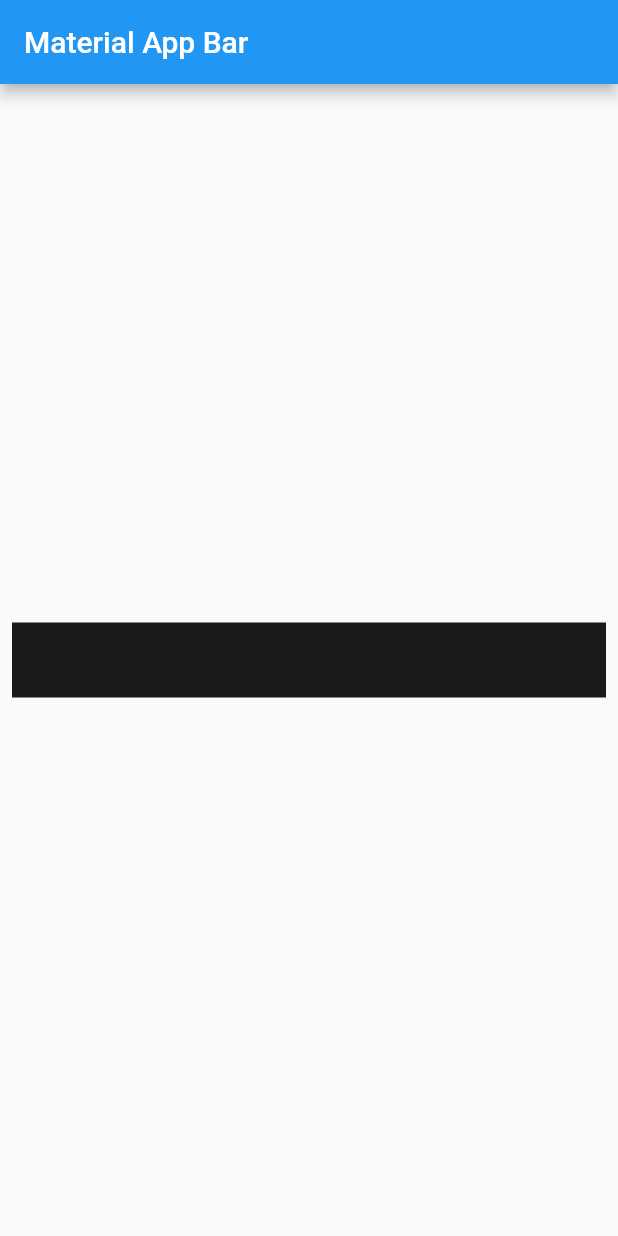
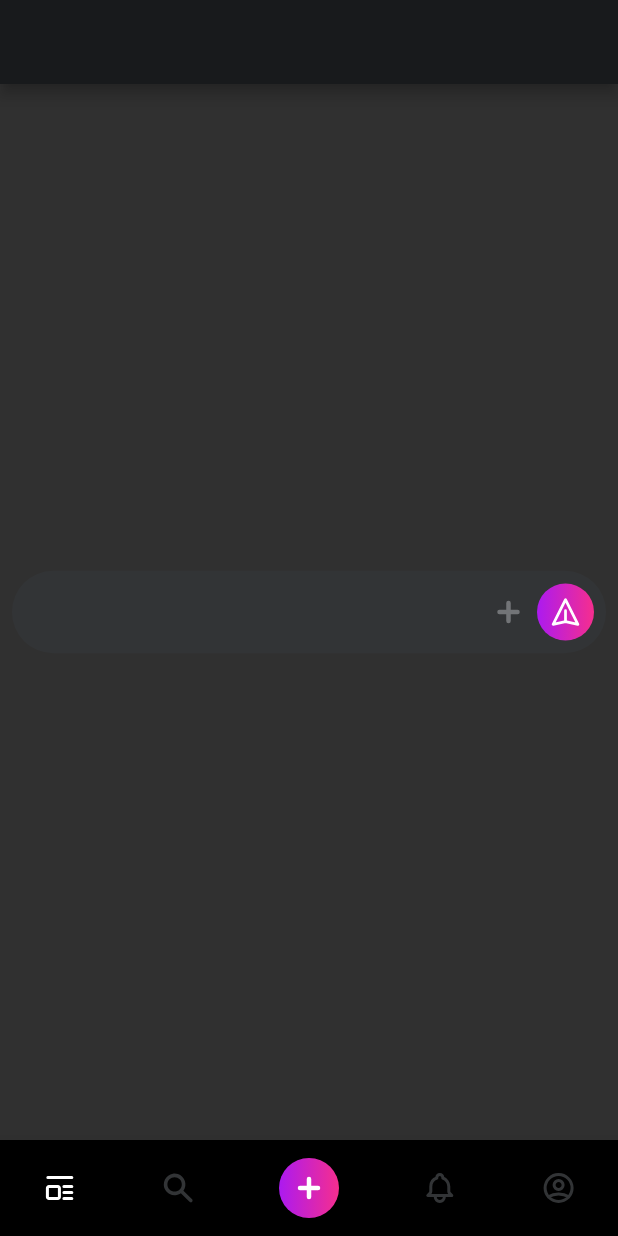
Before and after one commit to kaanavcix/Univea, a Flutter app: the screen it shows after launch, on a phone screen of 412 x 824 dp. Run offline on Flutter 3.47's test engine with Material 2 defaults, Android fonts, the phone set to English and light mode, and no system bars; our stand-ins replace flutter_svg, get.

Commit message:
univea embabed system upgrade

```diff
--- a/lib/core/components/bottomNavigation/bottom_navigation.dart
+++ b/lib/core/components/bottomNavigation/bottom_navigation.dart
@@ -1,6 +1,7 @@
 import 'package:flutter/material.dart';
 
 import 'package:univea/core/constants/app/gradient-utility.dart';
+import 'package:univea/core/constants/embabed/embabed_utility.dart';
 import 'package:univea/core/constants/enums/Icon-enums.dart';
 
 class BottomNavigatior extends StatelessWidget {
@@ -9,14 +10,15 @@ class BottomNavigatior extends StatelessWidget {
   @override
   Widget build(BuildContext context) {
     return BottomAppBar(
-        child: SizedBox(
-      height: 55,
-      child: Row(mainAxisAlignment: MainAxisAlignment.spaceAround,children: [
+        child: Container(
+          color: EmbabedUtility.pureBlack,
+      height: 64,
+      child: Row(mainAxisAlignment: MainAxisAlignment.spaceAround,crossAxisAlignment: CrossAxisAlignment.center,children: [
         IconNormal(child: IconNames.feed.tosvgPictureConvert(Colors.white)),
-        IconNormal(child: IconNames.search.tosvgPictureConvert(Colors.white)),
-        IconCircular(child: IconNames.plus.tosvgPictureConvert(Colors.white),),
-        IconNormal(child: IconNames.alert.tosvgPictureConvert(Colors.white)),
-        IconNormal(child: IconNames.profile.tosvgPictureConvert(Colors.white)),
+        IconNormal(child: IconNames.search.tosvgPictureConvert(EmbabedUtility.socialGray)),
+        IconCircular(child: Padding(padding:EdgeInsets.all(8),child:IconNames.plus.tosvgPictureConvert(Colors.white)),),
+        IconNormal(child: IconNames.alert.tosvgPictureConvert(EmbabedUtility.socialGray)),
+        IconNormal(child: IconNames.profile.tosvgPictureConvert(EmbabedUtility.socialGray)),
       ]),
     ));
   }
@@ -34,8 +36,8 @@ class IconCircular extends StatelessWidget {
   Widget build(BuildContext context) {
 
     return Container(
-        width: 50,
-        height: 50,
+        width: 40,
+        height: 40,
         decoration: const BoxDecoration(
           shape: BoxShape.circle,
           gradient: GradientUtility.socialGradient,
--- a/lib/core/components/comments/comments_bar.dart
+++ b/lib/core/components/comments/comments_bar.dart
@@ -1,5 +1,7 @@
 import 'package:flutter/material.dart';
+import 'package:univea/core/components/bottomNavigation/bottom_navigation.dart';
 import 'package:univea/core/constants/embabed/embabed_utility.dart';
+import 'package:univea/core/constants/enums/Icon-enums.dart';
 
 class CommentsBar extends StatelessWidget {
   const CommentsBar({Key? key}) : super(key: key);
@@ -9,8 +11,32 @@ class CommentsBar extends StatelessWidget {
     return Padding(
       padding: const EdgeInsets.symmetric(horizontal: 8.0),
       child: Container(
-        height: 50,
-        decoration: BoxDecoration(color: EmbabedUtility.primaryColor),
+        height: 55,
+        decoration: BoxDecoration(
+            color: EmbabedUtility.socialGray,
+            borderRadius: BorderRadius.circular(32)),
+        child: Padding(
+          padding: const EdgeInsets.symmetric(horizontal: 8.0),
+          child: Row(
+            children: [
+              Expanded(flex: 8,
+                child: TextFormField(
+                  enableIMEPersonalizedLearning: true,
+                  enableSuggestions: true,
+
+
+                  decoration: const InputDecoration(
+                      disabledBorder: InputBorder.none,
+                      enabledBorder: InputBorder.none,
+                      border: InputBorder.none),
+
+                ),
+              ),
+              Expanded(flex: 1,child: IconNormal(child: IconNames.plus.tosvgPictureConvert(EmbabedUtility.socialLightGray) )),
+              Expanded(flex: 1,child: IconCircular(child: Padding(padding: EdgeInsets.all(8),child:IconNames.send.tosvgPictureConvert(Colors.white))))
+            ],
+          ),
+        ),
       ),
     );
   }
--- a/lib/core/constants/embabed/embabed_utility.dart
+++ b/lib/core/constants/embabed/embabed_utility.dart
@@ -8,7 +8,9 @@ class EmbabedUtility {
   static const Color socialGray = Color(0xff323436);
   static const Color socialLightGray = Color(0xff727477);
   static const Color socialPink = Color(0xffF62E8E);
-    static const Color socialPurple = Color(0xffAC1AF0);
-
+  static const Color socialPurple = Color(0xffAC1AF0);
+  static const Color darkBlack = Color(0xff181A1C);
+    static const Color pureBlack = Color(0xff000000);
+    static const Color errorColor = Color(0xffFF5842);
 
 }
--- a/lib/core/constants/enums/Icon-enums.dart
+++ b/lib/core/constants/enums/Icon-enums.dart
@@ -6,7 +6,8 @@ extension EnumSvgPicture on IconNames {
 
 
    tosvgPictureConvert(Color? color) {
-    return SvgPicture.asset("assets/Icons/$name.svg",color: color,);
+
+    return SvgPicture.asset("assets/Icon/$name.svg",color: color,width: 24,height: 24,);
   }
 }
 enum IconNames {
--- /dev/null
+++ b/lib/core/init/theme/black_theme.dart
@@ -0,0 +1,16 @@
+import 'package:flutter/material.dart';
+import 'package:univea/core/constants/embabed/embabed_utility.dart';
+
+ThemeData darkTheme = ThemeData(
+    colorScheme: ColorScheme(
+        brightness: Brightness.dark,
+        primary: EmbabedUtility.primaryColor,
+        onPrimary: EmbabedUtility.primaryColor,
+        secondary: EmbabedUtility.socialPink,
+        onSecondary: EmbabedUtility.socialPink,
+        error: EmbabedUtility.errorColor,
+        onError: EmbabedUtility.errorColor,
+        background: EmbabedUtility.darkBlack,
+        onBackground: EmbabedUtility.darkBlack,
+        surface: EmbabedUtility.darkBlack,
+        onSurface: EmbabedUtility.darkBlack));
--- a/lib/main.dart
+++ b/lib/main.dart
@@ -1,6 +1,8 @@
 import 'package:flutter/material.dart';
 import 'package:get/get.dart';
+import 'package:univea/core/components/bottomNavigation/bottom_navigation.dart';
 import 'package:univea/core/components/comments/comments_bar.dart';
+import 'package:univea/core/init/theme/black_theme.dart';
 
 void main() => runApp(Univea());
 
@@ -8,8 +10,11 @@ class Univea extends StatelessWidget {
   @override
   Widget build(BuildContext context) {
     return GetMaterialApp(
+      darkTheme: darkTheme ,
+      themeMode: ThemeMode.dark,
       title: "Univea",
       home: Scaffold(
+        bottomNavigationBar: BottomNavigatior(),
         appBar: AppBar(
           title: Text('Material App Bar'),
         ),
```
